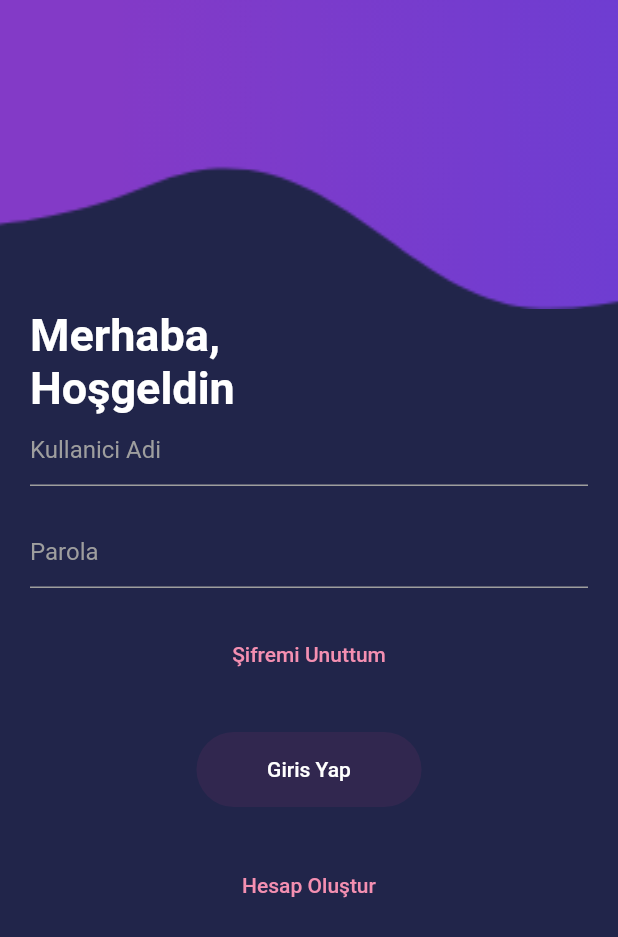
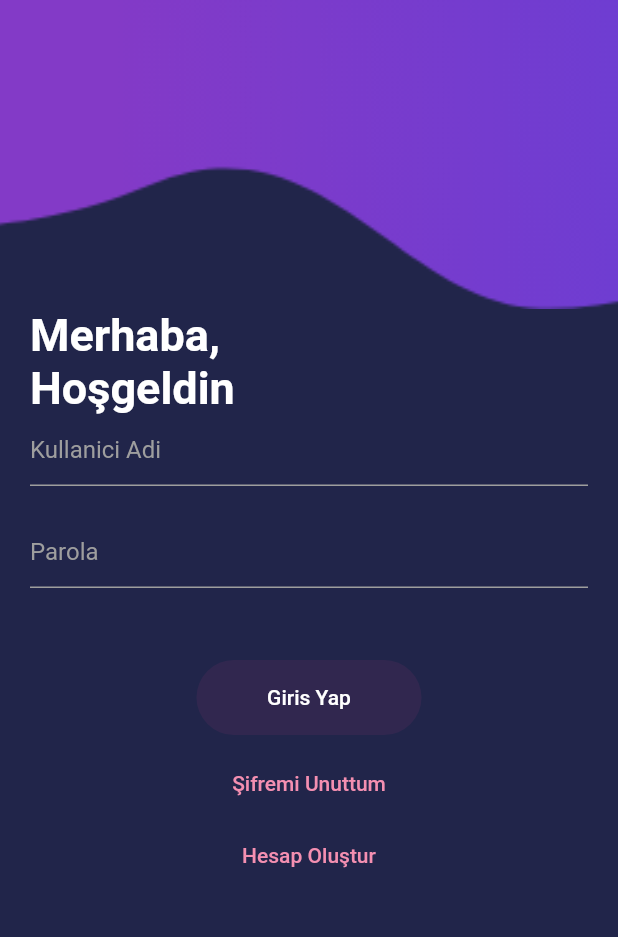
Before and after one commit to Erimsaholut/firebaseLearning, a Flutter app: the screen it shows after launch, on a phone screen of 412 x 824 dp. Shown: the top 937 px of the screen. Run offline on Flutter 3.47's test engine with Material 2 defaults, Android fonts, the phone set to English and light mode, and no system bars; our stand-ins replace firebase_core; accounts and stored records are empty.

Commit message:
signUp page added && input validator added

```diff
--- a/lib/login_page.dart
+++ /dev/null
@@ -1,121 +0,0 @@
-import 'package:flutter/material.dart';
-
-class LoginPage extends StatefulWidget {
-  const LoginPage({super.key});
-
-  @override
-  State<LoginPage> createState() => _LoginPageState();
-}
-
-class _LoginPageState extends State<LoginPage> {
-  @override
-  Widget build(BuildContext context) {
-    var height = MediaQuery.of(context).size.height;
-    var topImageAdress = "assets/images/topImage.png";
-    return Scaffold(
-      backgroundColor: const Color(0xFF21254A),
-      body: SingleChildScrollView(
-        child: Center(
-          child: Column(
-            crossAxisAlignment: CrossAxisAlignment.start,
-            children: [
-              Container(
-                height: height * .25,
-                decoration: BoxDecoration(
-                  image: DecorationImage(
-                    fit: BoxFit.cover,
-                    image: AssetImage(topImageAdress),
-                  ),
-                ),
-              ), //topImage
-              Padding(
-                padding: const EdgeInsets.symmetric(horizontal: 20.0),
-                child: Column(
-                  crossAxisAlignment: CrossAxisAlignment.start,
-                  children: [
-                    const Text(
-                      "Merhaba,\nHoşgeldin",
-                      style: TextStyle(
-                          fontSize: 30,
-                          fontWeight: FontWeight.bold,
-                          color: Colors.white),
-                    ),
-                    TextField(
-                      decoration: customInputDecoration("Kullanici Adi"),
-                    ),
-                    customSizedBox(),
-                    TextField(
-                      decoration: customInputDecoration("Parola"),
-                    ),
-                    customSizedBox(),
-                    Center(
-                      child: TextButton(
-                        onPressed: () {},
-                        child: Text(
-                          "Şifremi Unuttum",
-                          style: TextStyle(color: Colors.pink.shade200),
-                        ),
-                      ),
-                    ),
-                    customSizedBox(),
-                    Center(
-                      child: TextButton(
-                        style: ButtonStyle(
-                            overlayColor: MaterialStateColor.resolveWith(
-                                (states) => Colors.grey)),
-                        onPressed: () {},
-                        child: Container(
-                          height: 50.0,
-                          width: 150.0,
-                          decoration: BoxDecoration(
-                            borderRadius: BorderRadius.circular(50),
-                            color: const Color(0xFF31274f),
-                          ),
-                          child: const Center(
-                            child: Text(
-                              "Giris Yap",
-                              style: TextStyle(color: Colors.white),
-                            ),
-                          ),
-                        ),
-                      ),
-                    ),
-                    customSizedBox(),
-                    Center(
-                      child: TextButton(
-                        onPressed: () {},
-                        child: Text(
-                          "Hesap Oluştur",
-                          style: TextStyle(color: Colors.pink.shade200),
-                        ),
-                      ),
-                    ),
-                  ],
-                ),
-              ),
-            ],
-          ),
-        ),
-      ),
-    );
-  }
-
-  SizedBox customSizedBox() {
-    return const SizedBox(
-      height: 20,
-    );
-  }
-
-  InputDecoration customInputDecoration(String hintText) {
-    return InputDecoration(
-      hintText: hintText,
-      hintStyle: const TextStyle(color: Colors.grey),
-      enabledBorder: const UnderlineInputBorder(
-        borderSide: BorderSide(color: Colors.grey),
-      ),
-      focusedBorder: const UnderlineInputBorder(
-        borderSide: BorderSide(color: Colors.grey),
-      ),
-    );
-  }
-}
--- a/lib/main.dart
+++ b/lib/main.dart
@@ -1,5 +1,6 @@
+import 'package:firebase_test/pages/sign_up.dart';
 import 'package:flutter/material.dart';
-import 'login_page.dart';
+import 'pages/login_page.dart';
 
 import 'package:firebase_core/firebase_core.dart';
 import 'firebase_options.dart';
@@ -19,8 +20,12 @@ class MyApp extends StatelessWidget {
 
   @override
   Widget build(BuildContext context) {
-    return const MaterialApp(
+    return MaterialApp(
       title: 'Flutter Firebase Demo',
+      routes: {
+        "/loginPage": (context) => LoginPage(),
+        "/signUp": (context) => SignUp(),
+      },
       home: LoginPage(),
     );
   }
--- /dev/null
+++ b/lib/pages/login_page.dart
@@ -0,0 +1,146 @@
+import 'package:flutter/material.dart';
+
+class LoginPage extends StatefulWidget {
+  const LoginPage({super.key});
+
+  @override
+  State<LoginPage> createState() => _LoginPageState();
+}
+
+class _LoginPageState extends State<LoginPage> {
+  final topImageAddress = "assets/images/topImage.png";
+
+  @override
+  Widget build(BuildContext context) {
+    final height = MediaQuery.of(context).size.height;
+    return Scaffold(
+      backgroundColor: const Color(0xFF21254A),
+      body: SingleChildScrollView(
+        child: Center(
+          child: Column(
+            crossAxisAlignment: CrossAxisAlignment.start,
+            children: [
+              Container(
+                height: height * .25,
+                decoration: BoxDecoration(
+                  image: DecorationImage(
+                    fit: BoxFit.cover,
+                    image: AssetImage(topImageAddress),
+                  ),
+                ),
+              ), //topImage
+              Padding(
+                padding: const EdgeInsets.symmetric(horizontal: 20.0),
+                child: Column(
+                  crossAxisAlignment: CrossAxisAlignment.start,
+                  children: [
+                    titleText(),
+                    usernameTextField(),
+                    customSizedBox(),
+                    passwordTextField(),
+                    customSizedBox(expand: 2),
+                    signInButton(),
+                    forgotPasswordButton(),
+                    signUpButton(),
+                  ],
+                ),
+              ),
+            ],
+          ),
+        ),
+      ),
+    );
+  }
+
+  Text titleText() {
+    return const Text(
+      "Merhaba,\nHoşgeldin",
+      style: TextStyle(
+          fontSize: 30, fontWeight: FontWeight.bold, color: Colors.white),
+    );
+  }
+
+  SizedBox customSizedBox({double expand = 1}) {
+    return SizedBox(
+      height: 20 * expand,
+    );
+  }
+
+  InputDecoration customInputDecoration(String hintText) {
+    return InputDecoration(
+      hintText: hintText,
+      hintStyle: const TextStyle(color: Colors.grey),
+      enabledBorder: const UnderlineInputBorder(
+        borderSide: BorderSide(color: Colors.grey),
+      ),
+      focusedBorder: const UnderlineInputBorder(
+        borderSide: BorderSide(color: Colors.grey),
+      ),
+    );
+  }
+
+  TextField usernameTextField() {
+    return TextField(
+      decoration: customInputDecoration("Kullanici Adi"),
+      style: TextStyle(color: Colors.white),
+    );
+  }
+
+  TextFormField passwordTextField() {
+    return TextFormField(
+      obscureText: true,
+      style: const TextStyle(color: Colors.white),
+      decoration: customInputDecoration("Parola"),
+    );
+  }
+  Center forgotPasswordButton() {
+    return Center(
+      child: TextButton(
+        onPressed: () {},
+        child: Text(
+          "Şifremi Unuttum",
+          style: TextStyle(color: Colors.pink.shade200),
+        ),
+      ),
+    );
+  }
+
+  Center signInButton() {
+    return Center(
+      child: TextButton(
+        style: ButtonStyle(
+            overlayColor:
+                MaterialStateColor.resolveWith((states) => Colors.grey)),
+        onPressed: () {},
+        child: Container(
+          height: 50.0,
+          width: 150.0,
+          decoration: BoxDecoration(
+            borderRadius: BorderRadius.circular(50),
+            color: const Color(0xFF31274f),
+          ),
+          child: const Center(
+            child: Text(
+              "Giris Yap",
+              style: TextStyle(color: Colors.white),
+            ),
+          ),
+        ),
+      ),
+    );
+  }
+
+  Center signUpButton() {
+    return Center(
+      child: TextButton(
+        onPressed: () {
+          Navigator.pushNamed(context, "/signUp");
+        },
+        child: Text(
+          "Hesap Oluştur",
+          style: TextStyle(color: Colors.pink.shade200),
+        ),
+      ),
+    );
+  }
+}
```
Also changed, not shown: lib/pages/sign_up.dart (added, +146 -0 lines).
